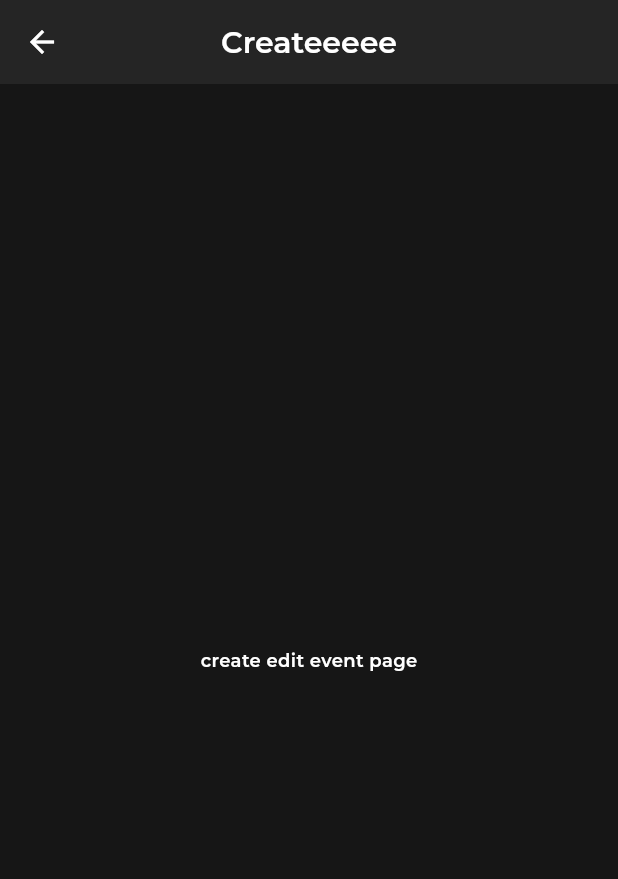
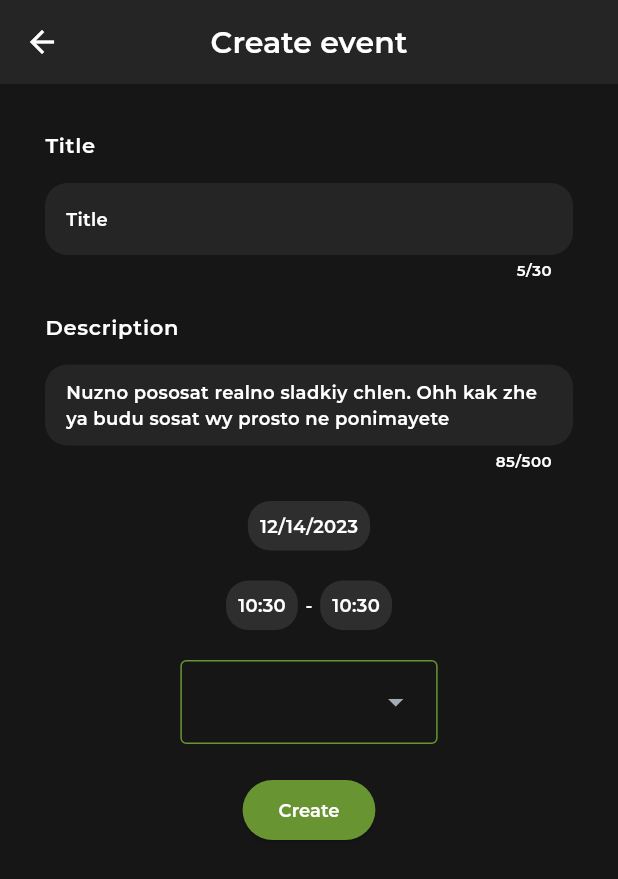
Before and after one commit to gusamyky/planner_app, a Flutter app: the screen it shows after launch, after a tap on an icon or button, on a phone screen of 412 x 824 dp. Shown: the top 879 px of the screen. Run offline on Flutter 3.47's test engine with Material 3 defaults, Android fonts, the phone set to English and light mode, and no system bars; our stand-ins replace auto_route, equatable, flutter_bloc, flutter_svg, freezed_annotation, get_it; generated files the repository leaves out were written again; Roboto replaces fonts that are missing (Poppins); project files that could hold a hidden picture were left out.

Commit message:
create edit event ui

```diff
--- a/lib/src/config/l10n/app_en.arb
+++ b/lib/src/config/l10n/app_en.arb
@@ -1,10 +1,16 @@
 {
   "all_events": "All events",
+  "create": "Create",
+  "create_event": "Create event",
+  "description": "Description",
   "done": "Done",
+  "edit": "Edit",
+  "edit_event": "Edit event",
   "home": "Home",
   "in_progress": "In progress",
   "month": "Month",
   "story": "Story",
+  "title": "Title",
   "to_do": "To do",
   "today": "Today"
 }
--- a/lib/src/config/l10n/app_pl.arb
+++ b/lib/src/config/l10n/app_pl.arb
@@ -1,10 +1,16 @@
 {
   "all_events": "Wszystkie eventy",
+  "create": "Utwórz",
+  "create_event": "Utwórz event",
+  "description": "Opis",
   "done": "Zrobione",
+  "edit": "Edytuj",
+  "edit_event": "Edytuj event",
   "home": "Główna",
   "in_progress": "Procesowane",
   "month": "Miesiąc",
   "story": "Archiwowane",
+  "title": "Tytuł",
   "to_do": "Do zrobienia",
   "today": "Dzisiaj"
 }
--- a/lib/src/config/routes/app_router.dart
+++ b/lib/src/config/routes/app_router.dart
@@ -1,6 +1,5 @@
 import 'package:auto_route/auto_route.dart';
 import 'package:flutter/material.dart';
-import 'package:planner_app/src/config/routes/app_routes.dart';
 import 'package:planner_app/src/domain/entities/event.dart';
 import 'package:planner_app/src/modules/pages/all_events/all_events_page.dart';
 import 'package:planner_app/src/modules/pages/day/day_page.dart';
--- a/lib/src/config/styles/app_theme.dart
+++ b/lib/src/config/styles/app_theme.dart
@@ -44,6 +44,12 @@ class AppTheme {
         color: AppColors.white,
         fontWeight: FontWeight.w400,
       ),
+      bodyLarge: TextStyle(
+        fontSize: 14,
+        fontFamily: 'Montserrat',
+        color: AppColors.white,
+        fontWeight: FontWeight.w400,
+      ),
       bodyMedium: TextStyle(
         fontSize: 12,
         fontFamily: 'Montserrat',
@@ -58,7 +64,7 @@ class AppTheme {
       ),
 
       /// TextField style
-      bodyLarge: TextStyle(
+      titleSmall: TextStyle(
         fontSize: 12,
         fontFamily: 'Montserrat',
         fontWeight: FontWeight.w400,
@@ -71,10 +77,9 @@ class AppTheme {
 class _DarkTheme {
   static ColorScheme get colorScheme {
     return const ColorScheme.dark(
-      primary: AppColors.black,
+      primary: Palette.selected,
       outline: Palette.selected,
       background: Palette.backgroundColor,
-      surface: Colors.black,
       primaryContainer: Palette.tileColor,
       onPrimaryContainer: Colors.black,
     );
@@ -128,12 +133,11 @@ class _DarkTheme {
   static InputDecorationTheme get inputDecorationTheme {
     return const InputDecorationTheme(
       filled: true,
-      fillColor: Palette.unselected,
+      fillColor: Palette.navBarColor,
       contentPadding: EdgeInsets.all(Constants.textFieldPadding),
       border: OutlineInputBorder(
         borderSide: BorderSide.none,
-        borderRadius:
-            BorderRadius.all(Radius.circular(Constants.textFieldRadius)),
+        borderRadius: BorderRadius.all(Radius.circular(Constants.radius15)),
       ),
       hintStyle: TextStyle(
         fontSize: 12,
--- a/lib/src/core/utils/constants.dart
+++ b/lib/src/core/utils/constants.dart
@@ -25,6 +25,7 @@ class Constants {
   static const double padding7 = 7;
   static const double padding10 = 10;
   static const double padding15 = 15;
+  static const double padding20 = 20;
 
   static const double appPadding = 30;
   static const double appContainerPadding = 35;
--- a/lib/src/data/models/event/event_model/event_model.dart
+++ b/lib/src/data/models/event/event_model/event_model.dart
@@ -9,7 +9,9 @@ class EventModel extends Event {
       {required super.title,
       required super.description,
       required super.status,
-      required super.time});
+      required super.date,
+      required super.timeFrom,
+      required super.timeTo});
 
   factory EventModel.fromJson(Map<String, dynamic> jsonMap) =>
       _$EventModelFromJson(jsonMap);
--- a/lib/src/domain/entities/event.dart
+++ b/lib/src/domain/entities/event.dart
@@ -3,18 +3,21 @@ import 'package:equatable/equatable.dart';
 enum EventStatus { todo, inProgress, done, story }
 
 class Event extends Equatable {
-  const Event({
-    required this.title,
-    required this.description,
-    required this.status,
-    required this.time,
-  });
+  const Event(
+      {required this.title,
+      required this.description,
+      required this.status,
+      required this.date,
+      required this.timeFrom,
+      required this.timeTo});
 
   final String title;
   final String description;
   final EventStatus status;
-  final DateTime time;
+  final DateTime date;
+  final DateTime timeFrom;
+  final DateTime timeTo;
 
   @override
-  List<Object?> get props => [title, description, status, time];
+  List<Object?> get props => [title, description, status, date];
 }
--- a/lib/src/modules/pages/event/create_edit_event/create_edit_event.dart
+++ b/lib/src/modules/pages/event/create_edit_event/create_edit_event.dart
@@ -1,11 +1,16 @@
+import 'dart:developer';
+
 import 'package:auto_route/auto_route.dart';
 import 'package:flutter/material.dart';
+import 'package:planner_app/src/config/styles/app_colors.dart';
 import 'package:planner_app/src/config/styles/palette.dart';
 import 'package:planner_app/src/core/helpers/date_time_extensions.dart';
 import 'package:planner_app/src/core/utils/constants.dart';
 import 'package:planner_app/src/domain/entities/event.dart';
 import 'package:flutter_gen/gen_l10n/app_localizations.dart';
 import 'package:planner_app/src/widgets/custom_scaffold.dart';
+import 'package:planner_app/src/widgets/custom_text_field.dart';
+import 'package:planner_app/src/widgets/time_range_picker.dart';
 
 @RoutePage()
 class CreateEditEventPage extends StatelessWidget {
@@ -14,10 +19,51 @@ class CreateEditEventPage extends StatelessWidget {
 
   @override
   Widget build(BuildContext context) {
-    return const CustomScaffold(
-      appBarTitle: 'Createeeee',
-      body: Center(
-        child: Text('create edit event page'),
+    return CustomScaffold(
+      appBarTitle: event == null
+          ? AppLocalizations.of(context)!.create_event
+          : AppLocalizations.of(context)!.edit_event,
+      body: SingleChildScrollView(
+        child: Column(
+          children: [
+            Align(
+              alignment: Alignment.centerLeft,
+              child: Text(
+                AppLocalizations.of(context)!.title,
+                style: Theme.of(context).textTheme.bodyLarge,
+              ),
+            ),
+            const SizedBox(height: Constants.padding15),
+            const CustomTextField(
+              maxLines: 1,
+              text: 'Title',
+              isTitle: true,
+            ),
+            const SizedBox(height: Constants.space20),
+            Align(
+              alignment: Alignment.centerLeft,
+              child: Text(
+                AppLocalizations.of(context)!.description,
+                style: Theme.of(context).textTheme.bodyLarge,
+              ),
+            ),
+            const SizedBox(height: Constants.padding15),
+            const CustomTextField(
+                maxLines: 8,
+                text:
+                    'Nuzno pososat realno sladkiy chlen. Ohh kak zhe ya budu sosat wy prosto ne ponimayete'),
+            const SizedBox(height: Constants.padding20),
+            _DateIndicator(event: event),
+            const SizedBox(height: Constants.padding20),
+            const _TimeIndicator(),
+            const SizedBox(height: Constants.padding20),
+            _StatusPicker(
+              currentStatus: event?.status ?? EventStatus.todo,
+            ),
+            const SizedBox(height: Constants.padding20),
+            _SaveEditButton(),
+          ],
+        ),
       ),
     );
   }
@@ -78,11 +124,160 @@ class _StatusIndicator extends StatelessWidget {
 }
 
 class _DateIndicator extends StatelessWidget {
-  const _DateIndicator({required this.eventTime});
-  final DateTime eventTime;
+  const _DateIndicator({this.event});
+  final Event? event;
 
   @override
   Widget build(BuildContext context) {
-    return Text('${eventTime.yMd} - ${eventTime.hm}');
+    return GestureDetector(
+      child: DecoratedBox(
+          decoration: BoxDecoration(
+            borderRadius: BorderRadius.circular(Constants.padding15),
+            color: Palette.tileColor,
+          ),
+          child: Padding(
+            padding: const EdgeInsets.all(Constants.space8),
+            child: Text(event == null ? DateTime.now().yMd : event!.date.yMd),
+          )),
+      onTap: () async {
+        final result = await showDatePicker(
+          builder: (context, child) => Theme(
+              data: ThemeData().copyWith(
+                  colorScheme: const ColorScheme.dark(
+                      primary: Palette.selected,
+                      onPrimary: Palette.backgroundColor,
+                      surface: AppColors.gray2,
+                      onSurface: AppColors.lightgray),
+                  dialogBackgroundColor: AppColors.black),
+              child: child!),
+          initialEntryMode: DatePickerEntryMode.calendarOnly,
+          context: context,
+          initialDate: event != null ? event!.date : DateTime.now(),
+          firstDate: DateTime.now(),
+          lastDate: DateTime.now().add(const Duration(days: 365)),
+        );
+        if (result != null && context.mounted) {}
+      },
+    );
   }
 }
+
+class _TimeIndicator extends StatelessWidget {
+  const _TimeIndicator({this.event, super.key});
+  final Event? event;
+
+  @override
+  Widget build(BuildContext context) {
+    return GestureDetector(
+      onTap: () async {
+        DateTime now = DateTime.now();
+        await TimeRangePickerWidget.show(
+          context: context,
+          initialStartTime: DateTime(now.year, now.month, now.day, now.hour,
+              (now.minute - (now.minute % 5)).toInt()),
+          initialEndTime: DateTime(now.year, now.month, now.day, now.hour,
+              (now.minute - (now.minute % 5)).toInt() + 30),
+          onStartTimeChanged: (p0) {},
+          onEndTimeChanged: (p0) {},
+        );
+      },
+      child: Row(
+        mainAxisSize: MainAxisSize.min,
+        children: [
+          _TimePicker(time: event?.timeFrom),
+          const SizedBox(width: Constants.space5),
+          const Text('-'),
+          const SizedBox(width: Constants.space5),
+          _TimePicker(time: event?.timeTo)
+        ],
+      ),
+    );
+  }
+}
+
+class _TimePicker extends StatelessWidget {
+  const _TimePicker({this.time, super.key});
+  final DateTime? time;
+
+  @override
+  Widget build(BuildContext context) {
+    return DecoratedBox(
+        decoration: BoxDecoration(
+          borderRadius: BorderRadius.circular(Constants.padding15),
+          color: Palette.tileColor,
+        ),
+        child: Padding(
+          padding: const EdgeInsets.all(Constants.space8),
+          child: Text(time == null ? DateTime.now().hm : time!.hm),
+        ));
+  }
+}
+
+class _StatusPicker extends StatefulWidget {
+  const _StatusPicker({this.currentStatus = EventStatus.todo, super.key});
+  final EventStatus? currentStatus;
+
+  @override
+  State<_StatusPicker> createState() => _StatusPickerState();
+}
+
+class _StatusPickerState extends State<_StatusPicker> {
+  @override
+  Widget build(BuildContext context) {
+    final entries = <DropdownMenuEntry>[
+      DropdownMenuEntry(
+        value: EventStatus.todo,
+        label: AppLocalizations.of(context)!.to_do,
+      ),
+      DropdownMenuEntry(
+        value: EventStatus.inProgress,
+        label: AppLocalizations.of(context)!.in_progress,
+      ),
+      DropdownMenuEntry(
+        value: EventStatus.done,
+        label: AppLocalizations.of(context)!.done,
+      ),
+      DropdownMenuEntry(
+        value: EventStatus.story,
+        label: AppLocalizations.of(context)!.story,
+      ),
+    ];
+    var dropDownValue = entries.firstWhere(
+      (element) => element.value == widget.currentStatus,
+    );
+    return DropdownMenu(
+      initialSelection:
+          entries.where((element) => element.value == widget.currentStatus),
+      dropdownMenuEntries: entries,
+      textStyle: Theme.of(context).textTheme.bodySmall!.copyWith(
+          color: dropDownValue.value == EventStatus.todo
+              ? Palette.toDoColor
+              : dropDownValue.value == EventStatus.done
+                  ? Palette.doneColor
+                  : dropDownValue.value == EventStatus.inProgress
+                      ? Palette.inProgressColor
+                      : Palette.storyColor),
+      onSelected: (value) {
+        setState(() {
+          dropDownValue =
+              entries.firstWhere((element) => element.value == value);
+        });
+        log(dropDownValue.value.toString());
+      },
+    );
+  }
+}
+
+class _SaveEditButton extends StatelessWidget {
+  const _SaveEditButton({this.isEditing = false, super.key});
+  final bool isEditing;
+
+  @override
+  Widget build(BuildContext context) {
+    return ElevatedButton(
+        onPressed: () {},
+        child: Text(isEditing
+            ? AppLocalizations.of(context)!.edit
+            : AppLocalizations.of(context)!.create));
+  }
+}
--- a/lib/src/modules/pages/event/create_edit_event/cubit/create_edit_event_state.dart
+++ b/lib/src/modules/pages/event/create_edit_event/cubit/create_edit_event_state.dart
@@ -5,7 +5,9 @@ class CreateEditEventState with _$CreateEditEventState {
   const factory CreateEditEventState.initial({
     @Default('') String eventTitle,
     @Default('') String eventDescription,
-    required DateTime eventTime,
+    required DateTime eventDate,
+    required DateTime timeFrom,
+    required DateTime timeTo,
     @Default(EventStatus.todo) EventStatus eventStatus,
   }) = _Initial;
 }
--- a/lib/src/modules/pages/event/event_info/event_details_page.dart
+++ b/lib/src/modules/pages/event/event_info/event_details_page.dart
@@ -27,7 +27,7 @@ class EventPage extends StatelessWidget {
                 mainAxisAlignment: MainAxisAlignment.spaceBetween,
                 children: [
                   _StatusIndicator(status: event.status),
-                  _DateIndicator(eventTime: event.time),
+                  _DateIndicator(eventTime: event.date),
                 ],
               )
             ],
--- a/lib/src/modules/widgets/event_tile.dart
+++ b/lib/src/modules/widgets/event_tile.dart
@@ -37,7 +37,7 @@ class EventTile extends StatelessWidget {
                             ),
                       ),
                       Text(
-                        '${event.time.yMd} - ${event.time.hm}',
+                        '${event.date.yMd} - ${event.timeFrom.hm}',
                         style: Theme.of(context).textTheme.bodySmall!.copyWith(
                               color: AppColors.white,
                             ),
--- /dev/null
+++ b/lib/src/widgets/custom_text_field.dart
@@ -0,0 +1,20 @@
+import 'package:flutter/material.dart';
+
+class CustomTextField extends StatelessWidget {
+  const CustomTextField(
+      {this.text, this.maxLines = 1, this.isTitle = false, super.key});
+  final int maxLines;
+  final String? text;
+  final bool isTitle;
+
+  @override
+  Widget build(BuildContext context) {
+    return TextFormField(
+      initialValue: text,
+      maxLines: maxLines,
+      style: Theme.of(context).textTheme.bodyMedium,
+      minLines: 1,
+      maxLength: isTitle ? 30 : 500,
+    );
+  }
+}
```
Also changed, not shown: lib/src/modules/pages/all_events/all_events_page.dart (+18 -7 lines), lib/src/modules/pages/day/day_page.dart (+18 -7 lines), lib/src/modules/pages/event/create_edit_event/cubit/create_edit_event_cubit.dart (+11 -2 lines), lib/src/modules/pages/home/home_page.dart (+18 -7 lines), lib/src/modules/pages/month/month_page.dart (+18 -7 lines), lib/src/widgets/time_range_picker.dart (added, +74 -0 lines), lib/src/data/models/event/event_model/event_model.g.dart, lib/src/modules/pages/event/create_edit_event/cubit/create_edit_event_cubit.freezed.dart.
